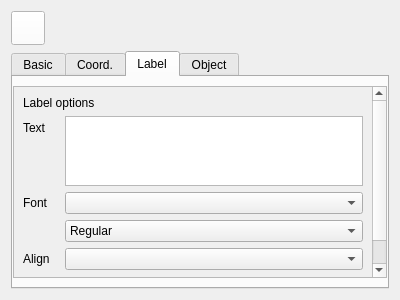
This is QChromosome/atomattributes.ui in Michalaq/ChromosomeVisualizer as Qt 5 draws it before an edit. The edited form follows.
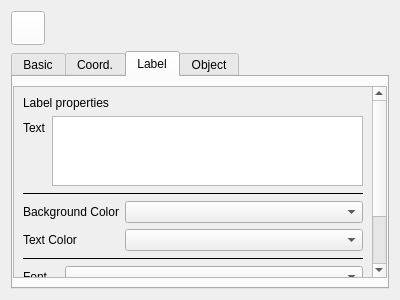
This is the edited form. The open tabs and pages were chosen to show the change. Icons and pictures are not drawn. Custom widgets are drawn as their Qt base class.

Commit message: Implemented handling all controls for setting labels

```diff
--- a/QChromosome/atomattributes.ui
+++ b/QChromosome/atomattributes.ui
@@ -378,14 +378,14 @@
             <x>0</x>
             <y>0</y>
             <width>362</width>
-            <height>229</height>
+            <height>297</height>
            </rect>
           </property>
           <layout class="QVBoxLayout" name="verticalLayout_4">
            <item>
             <widget class="QLabel" name="label_14">
              <property name="text">
-              <string>Label options</string>
+              <string>Label properties</string>
              </property>
              <property name="class" stdset="0">
               <string>section</string>
@@ -416,7 +416,64 @@
                </property>
               </widget>
              </item>
+             <item row="0" column="1">
+              <widget class="TextEdit" name="textEdit"/>
+             </item>
+            </layout>
+           </item>
+           <item>
+            <widget class="Line" name="line">
+             <property name="frameShadow">
+              <enum>QFrame::Plain</enum>
+             </property>
+             <property name="orientation">
+              <enum>Qt::Horizontal</enum>
+             </property>
+            </widget>
+           </item>
+           <item>
+            <layout class="QFormLayout" name="formLayout_6">
+             <item row="0" column="0">
+              <widget class="Label" name="label_26">
+               <property name="text">
+                <string>Background Color</string>
+               </property>
+               <property name="class" stdset="0">
+                <string>item</string>
+               </property>
+              </widget>
+             </item>
+             <item row="0" column="1">
+              <widget class="Picker" name="comboBox_4"/>
+             </item>
              <item row="1" column="0">
+              <widget class="Label" name="label_28">
+               <property name="text">
+                <string>Text Color</string>
+               </property>
+               <property name="class" stdset="0">
+                <string>item</string>
+               </property>
+              </widget>
+             </item>
+             <item row="1" column="1">
+              <widget class="Picker" name="comboBox_6"/>
+             </item>
+            </layout>
+           </item>
+           <item>
+            <widget class="Line" name="line_2">
+             <property name="frameShadow">
+              <enum>QFrame::Plain</enum>
+             </property>
+             <property name="orientation">
+              <enum>Qt::Horizontal</enum>
+             </property>
+            </widget>
+           </item>
+           <item>
+            <layout class="QFormLayout" name="formLayout_5">
+             <item row="0" column="0">
               <widget class="Label" name="label_13">
                <property name="text">
                 <string>Font</string>
@@ -426,10 +483,10 @@
                </property>
               </widget>
              </item>
-             <item row="1" column="1">
+             <item row="0" column="1">
               <widget class="FontComboBox" name="fontComboBox"/>
              </item>
-             <item row="3" column="0">
+             <item row="1" column="0">
               <widget class="Label" name="label_16">
                <property name="text">
                 <string>Align</string>
@@ -439,10 +496,26 @@
                </property>
               </widget>
              </item>
-             <item row="3" column="1">
-              <widget class="ComboBox" name="comboBox_3"/>
+             <item row="1" column="1">
+              <widget class="ComboBox" name="comboBox_3">
+               <item>
+                <property name="text">
+                 <string>Left</string>
+                </property>
+               </item>
+               <item>
+                <property name="text">
+                 <string>Middle</string>
+                </property>
+               </item>
+               <item>
+                <property name="text">
+                 <string>Right</string>
+                </property>
+               </item>
+              </widget>
              </item>
-             <item row="4" column="0">
+             <item row="2" column="0">
               <widget class="Label" name="label_17">
                <property name="text">
                 <string>Height</string>
@@ -452,41 +525,17 @@
                </property>
               </widget>
              </item>
-             <item row="4" column="1">
+             <item row="2" column="1">
               <widget class="SpinBox" name="spinBox">
                <property name="suffix">
                 <string> pt</string>
                </property>
-              </widget>
-             </item>
-             <item row="0" column="1">
-              <widget class="TextEdit" name="textEdit"/>
-             </item>
-             <item row="2" column="1">
-              <widget class="ComboBox" name="comboBox_4">
-               <property name="currentIndex">
-                <number>3</number>
+               <property name="minimum">
+                <number>-2147483647</number>
                </property>
-               <item>
-                <property name="text">
-                 <string>Bold</string>
-                </property>
-               </item>
-               <item>
-                <property name="text">
-                 <string>Bold Italic</string>
-                </property>
-               </item>
-               <item>
-                <property name="text">
-                 <string>Italic</string>
-                </property>
-               </item>
-               <item>
-                <property name="text">
-                 <string>Regular</string>
-                </property>
-               </item>
+               <property name="maximum">
+                <number>2147483647</number>
+               </property>
               </widget>
              </item>
             </layout>
@@ -654,26 +703,11 @@
    <extends>QPushButton</extends>
    <header>mediacontrol.h</header>
   </customwidget>
-  <customwidget>
-   <class>SpinBox</class>
-   <extends>QSpinBox</extends>
-   <header>spinbox.h</header>
-  </customwidget>
   <customwidget>
    <class>Label</class>
    <extends>QLabel</extends>
    <header>label.h</header>
   </customwidget>
-  <customwidget>
-   <class>LineEdit</class>
-   <extends>QLineEdit</extends>
-   <header>lineedit.h</header>
-  </customwidget>
-  <customwidget>
-   <class>TextEdit</class>
-   <extends>QTextEdit</extends>
-   <header>textedit.h</header>
-  </customwidget>
   <customwidget>
    <class>ComboBox</class>
    <extends>QComboBox</extends>
@@ -684,11 +718,32 @@
    <extends>QDoubleSpinBox</extends>
    <header>doublespinbox.h</header>
   </customwidget>
+  <customwidget>
+   <class>Picker</class>
+   <extends>QComboBox</extends>
+   <header>picker.h</header>
+   <container>1</container>
+  </customwidget>
   <customwidget>
    <class>FontComboBox</class>
    <extends>QComboBox</extends>
    <header>fontcombobox.h</header>
   </customwidget>
+  <customwidget>
+   <class>SpinBox</class>
+   <extends>QSpinBox</extends>
+   <header>spinbox.h</header>
+  </customwidget>
+  <customwidget>
+   <class>LineEdit</class>
+   <extends>QLineEdit</extends>
+   <header>lineedit.h</header>
+  </customwidget>
+  <customwidget>
+   <class>TextEdit</class>
+   <extends>QTextEdit</extends>
+   <header>textedit.h</header>
+  </customwidget>
   <customwidget>
    <class>TitleLabel</class>
    <extends>QLabel</extends>
```
Left out of the diff: 2 changed lines with no effect on the pictures. The commit also changes 6 other files.
